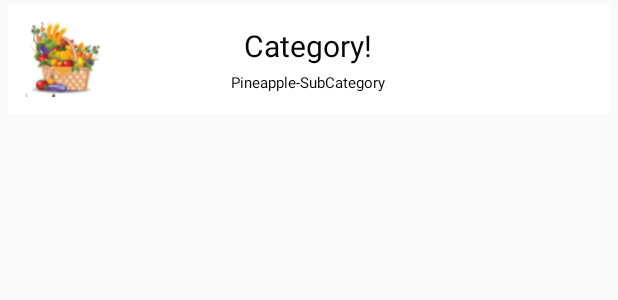
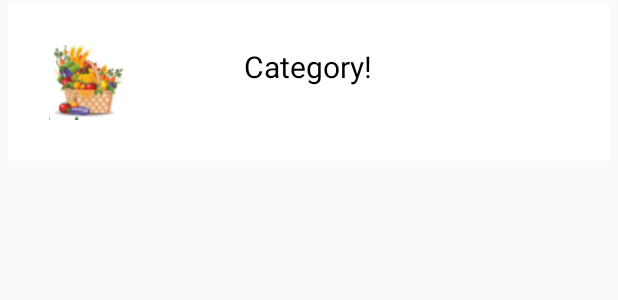
Before and after one commit to UtopAIBuilder/KiranaStore, an Android app: the layout home_list_row.xml on its own in the app's theme, with its tools: preview values and no code run, on a phone screen of 412 x 824 dp. Shown: the top 300 px of the screen. Run offline under Robolectric (Android 15) with nearby library versions, the phone set to English and light mode, and no system bars.

Commit message:
created login activity and homepage has changed with real data and also the concept of subcategory has been removed

```diff
--- a/app/build.gradle
+++ b/app/build.gradle
@@ -27,5 +27,8 @@ dependencies {
     compile 'com.android.support:appcompat-v7:25.3.1'
     compile 'com.android.support.constraint:constraint-layout:1.0.2'
     compile 'com.android.support:support-v4:25.3.1'
+    compile 'com.android.support:design:25.3.1'
+    compile 'com.google.android.gms:play-services-places:11.0.2'
+
     testCompile 'junit:junit:4.12'
 }
--- a/app/src/main/res/layout/home_list_row.xml
+++ b/app/src/main/res/layout/home_list_row.xml
@@ -13,21 +13,24 @@
         android:layout_height="wrap_content"
         android:background="#fff"
         android:orientation="horizontal"
-        android:padding="10dp">
+        android:padding="25dp">
 
         <LinearLayout
             android:id="@+id/group_icon_container"
             android:layout_width="wrap_content"
             android:layout_height="wrap_content"
             android:layout_alignParentLeft="true"
+            android:layout_alignParentStart="true"
             android:layout_marginRight="7dip"
+            android:layout_marginEnd="7dip"
             android:padding="2dip">
 
             <ImageView
                 android:id="@+id/group_header_icon"
                 android:layout_width="50dip"
                 android:layout_height="50dip"
-                android:src="@drawable/ic_basket" />
+                android:src="@drawable/ic_basket"
+                android:contentDescription="@string/category_icon"/>
         </LinearLayout>
 
         <LinearLayout
@@ -35,31 +38,32 @@
             android:layout_height="wrap_content"
             android:orientation="vertical"
             android:layout_marginLeft="60dp"
+            android:layout_marginStart="60dp"
 
             android:layout_centerInParent="true">
         <TextView
             android:id="@+id/group_name"
             android:layout_width="wrap_content"
             android:layout_height="wrap_content"
-            android:text="Category!"
+            android:text="@string/category"
             android:maxLength="20"
             android:padding="2dp"
             android:layout_gravity="center_horizontal"
             android:textColor="#040404"
-            android:textSize="20dip"
+            android:textSize="20sp"
             android:typeface="sans"
             />
         <TextView
             android:id="@+id/subgroup_titles"
             android:layout_width="wrap_content"
             android:layout_height="wrap_content"
-            android:text="Pineapple-SubCategory"
+            android:text=""
             android:textColor="#040404"
             android:maxLength="30"
             android:padding="2dp"
             android:maxLines="2"
             android:layout_gravity="center_horizontal"
-            android:textSize="10dip"
+            android:textSize="12sp"
             />
         </LinearLayout>
 
--- a/app/src/main/res/layout/home_page.xml
+++ b/app/src/main/res/layout/home_page.xml
@@ -3,7 +3,9 @@
     android:orientation="vertical"
     android:layout_width="match_parent"
     android:layout_height="match_parent"
-    android:background="#f4f4f4">
+    android:background="#f4f4f4"
+
+    >
 
 
     <ExpandableListView
--- a/app/src/main/res/values/styles.xml
+++ b/app/src/main/res/values/styles.xml
@@ -1,7 +1,14 @@
 <resources>
 
     <!-- Base application theme. -->
-    <style name="AppTheme" parent="Theme.AppCompat.Light.DarkActionBar">
+    <style name="AppTheme" parent="Theme.AppCompat.Light.NoActionBar">
+        <!-- Customize your theme here. -->
+        <item name="colorPrimary">@color/colorPrimary</item>
+        <item name="colorPrimaryDark">@color/colorPrimaryDark</item>
+        <item name="colorAccent">@color/colorAccent</item>
+    </style>
+
+    <style name="LoginTheme" parent="Theme.AppCompat.Light.DarkActionBar">
         <!-- Customize your theme here. -->
         <item name="colorPrimary">@color/colorPrimary</item>
         <item name="colorPrimaryDark">@color/colorPrimaryDark</item>
--- a/build.gradle
+++ b/build.gradle
@@ -5,7 +5,7 @@ buildscript {
         jcenter()
     }
     dependencies {
-        classpath 'com.android.tools.build:gradle:2.3.1'
+        classpath 'com.android.tools.build:gradle:2.3.3'
 
         // NOTE: Do not place your application dependencies here; they belong
         // in the individual module build.gradle files
```
Also changed, not shown: app/src/main/AndroidManifest.xml (+18 -3 lines), app/src/main/java/com/influentials/kiranastore/MainActivity.java (+128 -27 lines), app/src/main/res/layout/activity_main.xml (+32 -12 lines), app/src/main/res/values/strings.xml (+23 -4 lines), app/src/main/res/drawable/my_cart.png (added), app/src/main/res/drawable/my_orders.png (added), app/src/main/res/drawable/offers.png (added).
